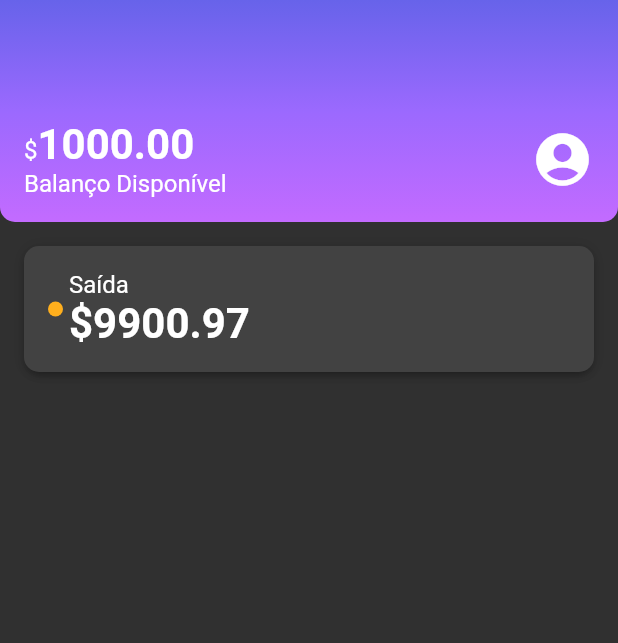
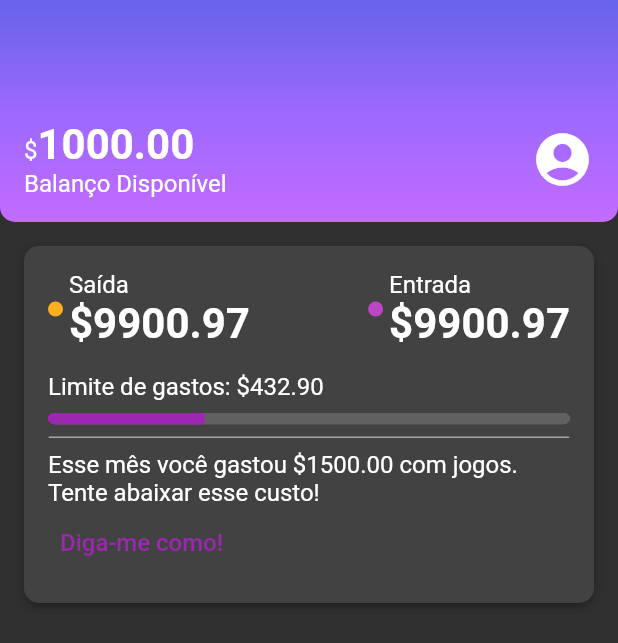
Before and after one commit to thiaagodev/alubank, a Flutter app: the screen it shows after launch, on a phone screen of 412 x 824 dp. Shown: the top 643 px of the screen. Run offline on Flutter 3.47's test engine with Material 2 defaults, Android fonts, the phone set to English and light mode, and no system bars.

Commit message:
finalizando a RecentActivity

```diff
--- a/lib/components/sections/recent_activity.dart
+++ b/lib/components/sections/recent_activity.dart
@@ -1,5 +1,6 @@
 import 'package:alubank/components/box_card.dart';
 import 'package:alubank/components/color_dot.dart';
+import 'package:alubank/components/content_division.dart';
 import 'package:flutter/material.dart';
 
 import '../../themes/theme_colors.dart';
@@ -17,13 +18,15 @@ class RecentActivity extends StatelessWidget {
 }
 
 class _RecentActivityContent extends StatelessWidget {
-  const _RecentActivityContent({super.key});
+  const _RecentActivityContent();
 
   @override
   Widget build(BuildContext context) {
     return Column(
+      crossAxisAlignment: CrossAxisAlignment.start,
       children: [
         Row(
+          mainAxisAlignment: MainAxisAlignment.spaceBetween,
           children: [
             Row(
               children: [
@@ -45,9 +48,52 @@ class _RecentActivityContent extends StatelessWidget {
                 )
               ],
             ),
-            Row(),
+            Row(
+              children: [
+                Padding(
+                  padding: const EdgeInsets.only(right: 4.0),
+                  child: ColorDot(
+                    color: ThemeColors.recentActivity['income'],
+                  ),
+                ),
+                Column(
+                  crossAxisAlignment: CrossAxisAlignment.start,
+                  children: [
+                    const Text('Entrada'),
+                    Text(
+                      '\$9900.97',
+                      style: Theme.of(context).textTheme.bodyLarge,
+                    ),
+                  ],
+                )
+              ],
+            ),
           ],
-        )
+        ),
+        const Padding(
+          padding: EdgeInsets.only(top: 16.0, bottom: 8.0),
+          child: Text('Limite de gastos: \$432.90'),
+        ),
+        Container(
+          clipBehavior: Clip.hardEdge,
+          decoration: BoxDecoration(borderRadius: BorderRadius.circular(5)),
+          child: const LinearProgressIndicator(
+            value: 0.3,
+            minHeight: 8.0,
+          ),
+        ),
+        const Padding(
+          padding: EdgeInsets.only(top: 8.0, bottom: 8.0),
+          child: ContentDivision(),
+        ),
+        const Text(
+            'Esse mês você gastou \$1500.00 com jogos. Tente abaixar esse custo!'),
+        TextButton(
+            onPressed: () {},
+            child: const Text(
+              'Diga-me como!',
+              style: TextStyle(fontSize: 16),
+            ))
       ],
     );
   }
```
